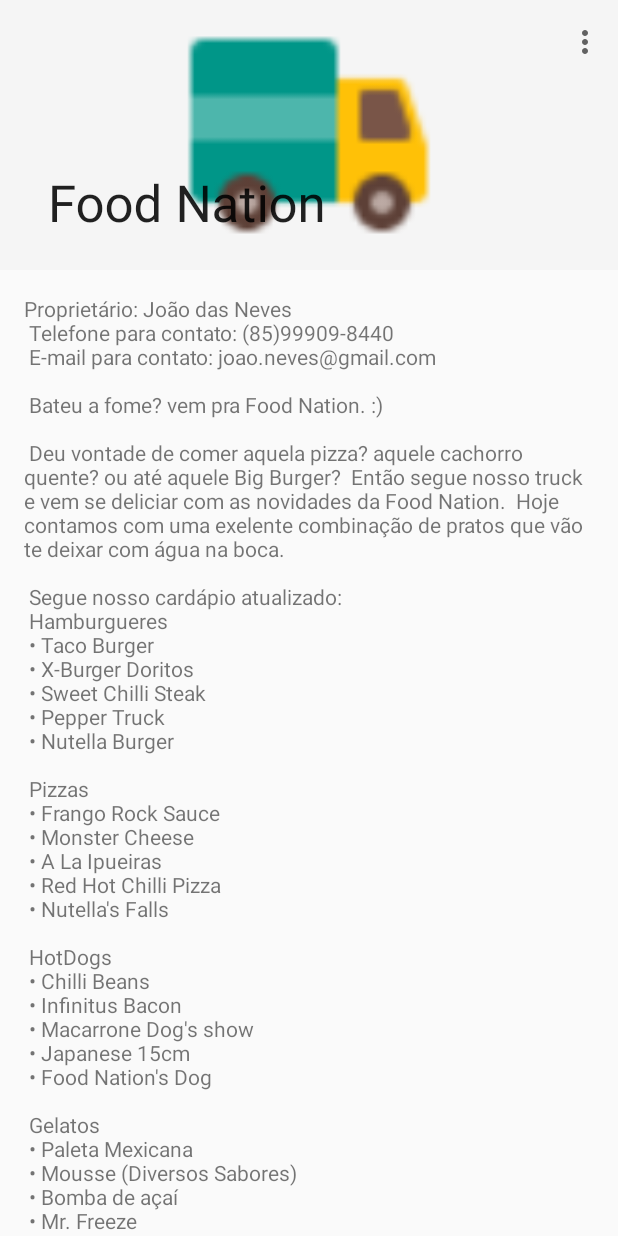
After one commit to cjuniorr/Food-Tracker, an Android app: the ScrollingActivity screen opened directly, with no data from a screen before it, on a phone screen of 412 x 824 dp. The commit adds this screen. Run offline under Robolectric (Android 15) with nearby library versions, the phone set to English and light mode, and no system bars.

Commit message:
Adicionando informacao_foodtruck

```diff
--- a/app/src/main/AndroidManifest.xml
+++ b/app/src/main/AndroidManifest.xml
@@ -54,6 +54,11 @@
             android:label="@string/title_activity_sign_up"
             android:theme="@style/AppTheme.NoActionBar">
         </activity>
+        <activity
+            android:name=".ScrollingActivity"
+            android:label="@string/nome_foodtruck"
+            android:theme="@style/AppTheme.NoActionBar" >
+        </activity>
     </application>
 
 </manifest>
--- a/app/src/main/java/com/example/erick/foodtracker/MapsActivity.java
+++ b/app/src/main/java/com/example/erick/foodtracker/MapsActivity.java
@@ -1,5 +1,6 @@
 package com.example.erick.foodtracker;
 
+import android.content.Intent;
 import android.os.Bundle;
 import android.support.v4.app.FragmentActivity;
 
@@ -51,14 +52,14 @@ public class MapsActivity extends FragmentActivity implements OnMapReadyCallback
         myMarker = mMap.addMarker(new MarkerOptions()
                 .icon(BitmapDescriptorFactory.fromResource(R.drawable.truck))
                 .position(new LatLng(-3.755898, -38.489237))
-                .title("Klever's Food Nation"));
+                .title("Food Nation"));
 
 
                 mMap.setOnMarkerClickListener(new GoogleMap.OnMarkerClickListener() {
                     @Override
                     public boolean onMarkerClick(Marker marker) {
                         if (marker.equals(myMarker))
-                            setContentView(R.layout.informacao_foodtruck);
+                            startActivity(new Intent(getBaseContext(), ScrollingActivity.class));
                         return false;
 
                     }
--- /dev/null
+++ b/app/src/main/java/com/example/erick/foodtracker/ScrollingActivity.java
@@ -0,0 +1,41 @@
+package com.example.erick.foodtracker;
+
+
+import android.os.Bundle;
+import android.support.v7.app.AppCompatActivity;
+import android.support.v7.widget.Toolbar;
+import android.view.Menu;
+import android.view.MenuItem;
+
+public class ScrollingActivity extends AppCompatActivity {
+
+    @Override
+    protected void onCreate(Bundle savedInstanceState) {
+        super.onCreate(savedInstanceState);
+        setContentView(R.layout.activity_scrolling);
+        Toolbar toolbar = (Toolbar) findViewById(R.id.toolbar);
+        setSupportActionBar(toolbar);
+
+    }
+
+    @Override
+    public boolean onCreateOptionsMenu(Menu menu) {
+        // Inflate the menu; this adds items to the action bar if it is present.
+        getMenuInflater().inflate(R.menu.menu_scrolling, menu);
+        return true;
+    }
+
+    @Override
+    public boolean onOptionsItemSelected(MenuItem item) {
+        // Handle action bar item clicks here. The action bar will
+        // automatically handle clicks on the Home/Up button, so long
+        // as you specify a parent activity in AndroidManifest.xml.
+        int id = item.getItemId();
+
+        //noinspection SimplifiableIfStatement
+        if (id == R.id.action_settings) {
+            return true;
+        }
+        return super.onOptionsItemSelected(item);
+    }
+}
--- /dev/null
+++ b/app/src/main/res/layout/activity_scrolling.xml
@@ -0,0 +1,49 @@
+<?xml version="1.0" encoding="utf-8"?>
+<android.support.design.widget.CoordinatorLayout
+    xmlns:android="http://schemas.android.com/apk/res/android"
+    xmlns:app="http://schemas.android.com/apk/res-auto"
+    xmlns:tools="http://schemas.android.com/tools"
+    android:layout_width="match_parent"
+    android:layout_height="match_parent"
+    android:fitsSystemWindows="true"
+    tools:context=".ScrollingActivity">
+
+    <android.support.design.widget.AppBarLayout
+        android:id="@+id/app_bar"
+        android:fitsSystemWindows="true"
+        android:layout_height="180dp"
+        android:layout_width="match_parent"
+        android:theme="@style/AppTheme.AppBarOverlay">
+
+        <android.support.design.widget.CollapsingToolbarLayout
+            android:id="@+id/toolbar_layout"
+            android:fitsSystemWindows="true"
+            android:layout_width="match_parent"
+            android:layout_height="match_parent"
+            app:layout_scrollFlags="scroll|exitUntilCollapsed"
+            app:contentScrim="?attr/colorPrimary">
+
+            <ImageView
+                android:id="@+id/imageViewplaces"
+                android:layout_width="match_parent"
+                android:layout_height="wrap_content"
+                android:adjustViewBounds="true"
+                android:src="@drawable/truck" />
+
+            <android.support.v7.widget.Toolbar
+                android:id="@+id/toolbar"
+                android:layout_height="?attr/actionBarSize"
+                android:layout_width="match_parent"
+                app:layout_collapseMode="pin"
+                app:popupTheme="@style/AppTheme.PopupOverlay" />
+
+
+        </android.support.design.widget.CollapsingToolbarLayout>
+    </android.support.design.widget.AppBarLayout>
+
+
+    <include layout="@layout/content_scrolling" />
+
+
+
+</android.support.design.widget.CoordinatorLayout>
--- /dev/null
+++ b/app/src/main/res/layout/content_scrolling.xml
@@ -0,0 +1,18 @@
+<?xml version="1.0" encoding="utf-8"?>
+<android.support.v4.widget.NestedScrollView
+    xmlns:android="http://schemas.android.com/apk/res/android"
+    xmlns:tools="http://schemas.android.com/tools"
+    xmlns:app="http://schemas.android.com/apk/res-auto"
+    app:layout_behavior="@string/appbar_scrolling_view_behavior"
+    tools:showIn="@layout/activity_scrolling"
+    android:layout_width="match_parent"
+    android:layout_height="match_parent"
+    tools:context="com.example.erick.testescroll.ScrollingActivity">
+
+    <TextView
+        android:layout_width="wrap_content"
+        android:layout_height="wrap_content"
+        android:layout_margin="16dp"
+        android:text="@string/large_text" />
+
+</android.support.v4.widget.NestedScrollView>
--- a/app/src/main/res/layout/lista_pesquisa.xml
+++ b/app/src/main/res/layout/lista_pesquisa.xml
@@ -19,6 +19,18 @@
     <Button
         android:layout_width="350dp"
         android:layout_height="wrap_content"
+        android:text="Pesquisar por proximidade"
+        android:textSize="15dp"
+        android:id="@+id/button4"
+        android:layout_gravity="center_horizontal"
+        android:layout_weight="0.05"
+        android:layout_marginTop="30dp"
+        android:onClick="chamaTelaMapa"
+        />
+
+    <Button
+        android:layout_width="350dp"
+        android:layout_height="wrap_content"
         android:text="Pesquisar por Food Truck"
         android:textSize="15dp"
         android:id="@+id/button3"
@@ -28,16 +40,6 @@
         android:onClick="chamaTelaPesquisaFoodtruck"
         />
 
-    <Button
-        android:layout_width="350dp"
-        android:layout_height="wrap_content"
-        android:text="Pesquisar por proximidade"
-        android:textSize="15dp"
-        android:id="@+id/button4"
-        android:layout_gravity="center_horizontal"
-        android:layout_weight="0.05"
-        android:layout_marginTop="30dp"
-        android:onClick="chamaTelaMapa"
-        />
+
 
 </LinearLayout>
--- /dev/null
+++ b/app/src/main/res/menu/menu_scrolling.xml
@@ -0,0 +1,9 @@
+<menu xmlns:android="http://schemas.android.com/apk/res/android"
+    xmlns:app="http://schemas.android.com/apk/res-auto"
+    xmlns:tools="http://schemas.android.com/tools"
+    tools:context="com.example.erick.testescroll.ScrollingActivity" >
+    <item android:id="@+id/action_settings"
+        android:title="Me leve a esse foodtruck"
+        android:orderInCategory="100"
+        app:showAsAction="never" />
+</menu>
--- a/app/src/main/res/values/strings.xml
+++ b/app/src/main/res/values/strings.xml
@@ -2,6 +2,8 @@
     <string name="app_name">Food Tracker</string>
     <string name="title_activity_login">Food Tracker</string>
     <string name="title_activity_sign_up">Cadastro</string>
+    <string name="nome_foodtruck">Food Nation</string>
+
 
     <!-- Strings related to login -->
     <string name="prompt_name">Nome</string>
@@ -22,5 +24,57 @@
     <string name="atualizar">Atualizar</string>
     <string name="logout">Logout</string>
     <string name="title_activity_update">UpdateActivity</string>
+    <string name="large_text">
+        "Proprietário: João das Neves\n"
+        "Telefone para contato: (85)99909-8440\n"
+        "E-mail para contato: joao.neves@gmail.com\n\n"
+
+        "Bateu a fome? vem pra Food Nation. :)\n\n"
+
+        "Deu vontade de comer aquela pizza? aquele cachorro quente? ou até aquele Big Burger? "
+        "Então segue nosso truck e vem se deliciar com as novidades da Food Nation. "
+        "Hoje contamos com uma exelente combinação de pratos que vão te deixar com água na boca.\n\n"
+
+        "Segue nosso cardápio atualizado:\n"
+        "Hamburgueres\n"
+        "• Taco Burger\n"
+        "• X-Burger Doritos\n"
+        "• Sweet Chilli Steak\n"
+        "• Pepper Truck\n"
+        "• Nutella Burger\n\n"
+
+        "Pizzas\n"
+        "• Frango Rock Sauce\n"
+        "• Monster Cheese\n"
+        "• A La Ipueiras \n"
+        "• Red Hot Chilli Pizza\n"
+        "• Nutella's Falls\n\n"
+
+        "HotDogs\n"
+        "• Chilli Beans\n"
+        "• Infinitus Bacon\n"
+        "• Macarrone Dog's show\n"
+        "• Japanese 15cm\n"
+        "• Food Nation's Dog\n\n"
+
+        "Gelatos\n"
+        "• Paleta Mexicana\n"
+        "• Mousse (Diversos Sabores)\n"
+        "• Bomba de açaí\n"
+        "• Mr. Freeze\n"
+        "• Winter is comming\n\n"
+
+        "Bebidas\n"
+        "• Vitaminas (Diversos Sabores)\n"
+        "• Milk Shakes (Diversos Sabores)\n"
+        "• Refrigerantes\n"
+        "• Água Mineral\n"
+        "• Cerveja\n\n"
+
+        "Com toda essa variedade não tem como ficar de fora."
+        "Vem com a gente!\n\n"
+
+        "Food Nation.\n\n"
+    </string>
 
 </resources>
```
